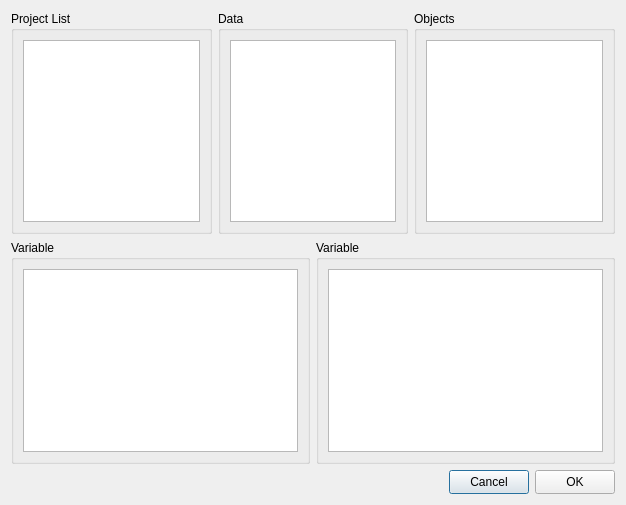
Qt form src/Dialogs/VariablePlotDialog.ui (gmrandazzo/QStudioMetrics) before a commit.
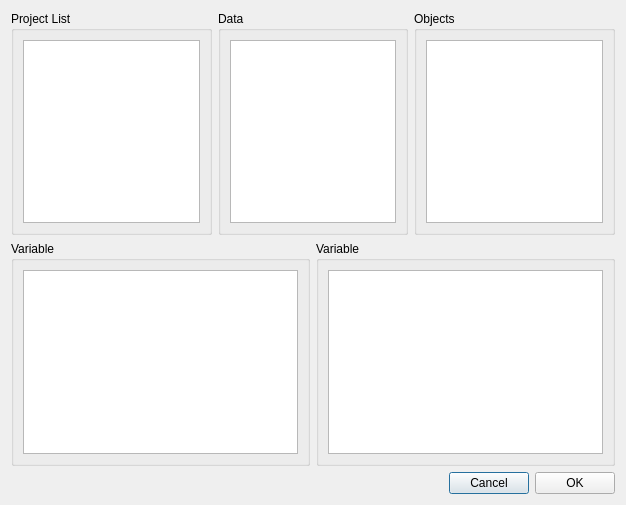
The same form after that commit.

Commit message: Removed 3D Plot; Fixed some interface button problems

```diff
--- a/src/Dialogs/VariablePlotDialog.ui
+++ b/src/Dialogs/VariablePlotDialog.ui
@@ -16,6 +16,13 @@
   <layout class="QGridLayout" name="gridLayout_7">
    <item row="2" column="0" colspan="4">
     <layout class="QGridLayout" name="gridLayout_6">
+     <item row="0" column="1">
+      <widget class="QPushButton" name="cancelButton">
+       <property name="text">
+        <string>Cancel</string>
+       </property>
+      </widget>
+     </item>
      <item row="0" column="0">
       <spacer name="horizontalSpacer">
        <property name="orientation">
@@ -30,38 +37,7 @@
       </spacer>
      </item>
      <item row="0" column="2">
-      <widget class="QPushButton" name="cancelButton">
-       <property name="minimumSize">
-        <size>
-         <width>80</width>
-         <height>24</height>
-        </size>
-       </property>
-       <property name="maximumSize">
-        <size>
-         <width>80</width>
-         <height>24</height>
-        </size>
-       </property>
-       <property name="text">
-        <string>Cancel</string>
-       </property>
-      </widget>
-     </item>
-     <item row="0" column="3">
       <widget class="QPushButton" name="okButton">
-       <property name="minimumSize">
-        <size>
-         <width>80</width>
-         <height>24</height>
-        </size>
-       </property>
-       <property name="maximumSize">
-        <size>
-         <width>80</width>
-         <height>24</height>
-        </size>
-       </property>
        <property name="text">
         <string>OK</string>
        </property>
```
Left out of the diff: 2 changed lines with no effect on the pictures. The commit also changes 7 other files.
